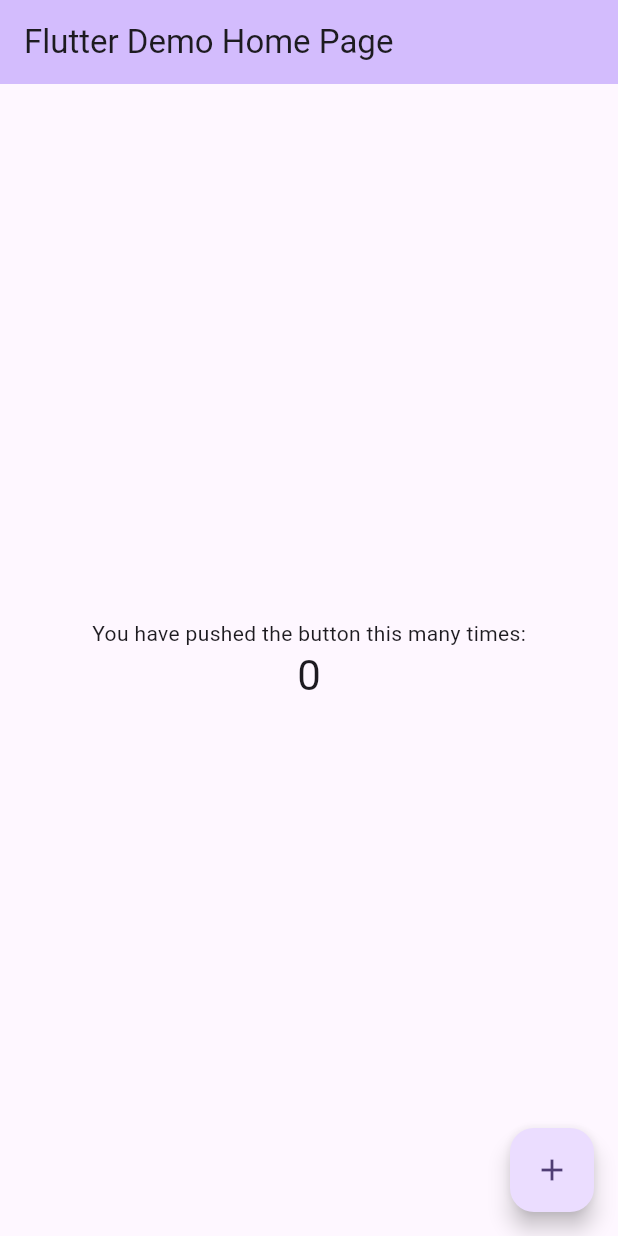
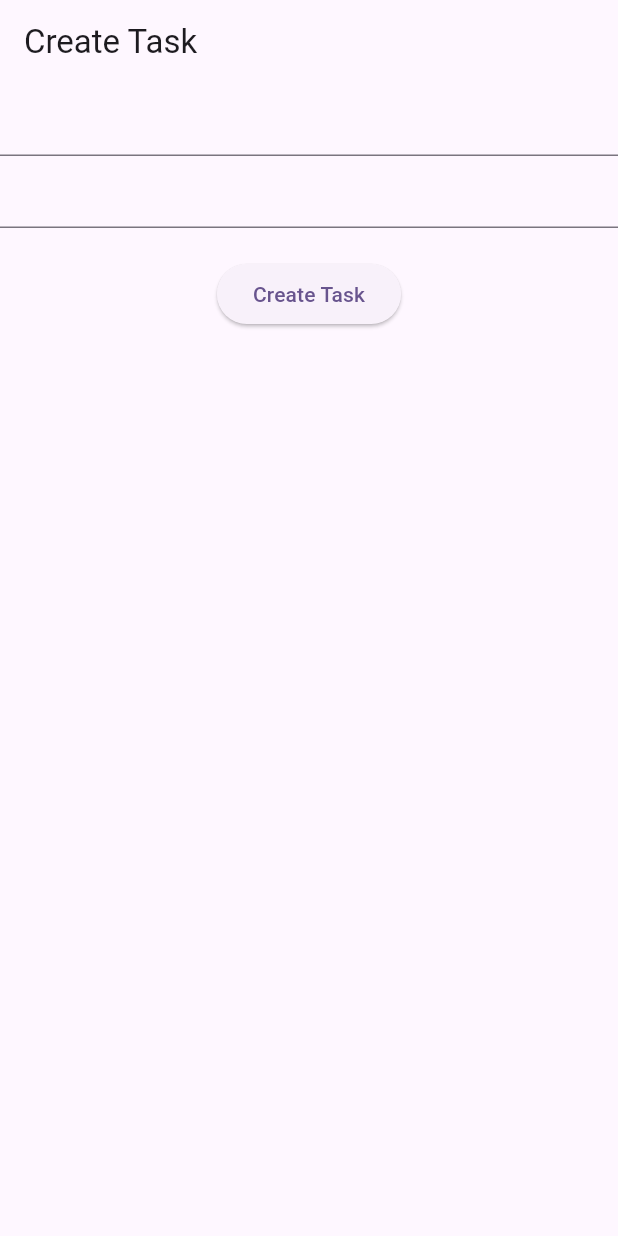
Before and after one commit to MuhammadAliKust/Flutter-B6-V2, a Flutter app: the screen it shows after launch, on a phone screen of 412 x 824 dp. Run offline on Flutter 3.47's test engine with Material 3 defaults, Android fonts, the phone set to English and light mode, and no system bars; our stand-ins replace cloud_firestore, firebase_core; accounts and stored records are empty.

Commit message:
Create Task Done

```diff
--- a/lib/main.dart
+++ b/lib/main.dart
@@ -1,6 +1,10 @@
+import 'package:firebase_core/firebase_core.dart';
 import 'package:flutter/material.dart';
+import 'package:flutter_b6_v2/views/create_task.dart';
 
-void main() {
+void main() async {
+  WidgetsFlutterBinding.ensureInitialized();
+  await Firebase.initializeApp();
   runApp(const MyApp());
 }
 
@@ -31,7 +35,7 @@ class MyApp extends StatelessWidget {
         colorScheme: ColorScheme.fromSeed(seedColor: Colors.deepPurple),
         useMaterial3: true,
       ),
-      home: const MyHomePage(title: 'Flutter Demo Home Page'),
+      home: CreateTaskView(),
     );
   }
 }
--- /dev/null
+++ b/lib/views/create_task.dart
@@ -0,0 +1,96 @@
+import 'package:flutter/material.dart';
+import 'package:flutter_b6_v2/models/task.dart';
+import 'package:flutter_b6_v2/services/task.dart';
+
+class CreateTaskView extends StatefulWidget {
+  CreateTaskView({super.key});
+
+  @override
+  State<CreateTaskView> createState() => _CreateTaskViewState();
+}
+
+class _CreateTaskViewState extends State<CreateTaskView> {
+  TextEditingController titleController = TextEditingController();
+
+  TextEditingController descriptionController = TextEditingController();
+
+  bool isLoading = false;
+
+  @override
+  Widget build(BuildContext context) {
+    return Scaffold(
+      appBar: AppBar(
+        title: Text("Create Task"),
+      ),
+      body: Column(
+        children: [
+          TextField(
+            controller: titleController,
+          ),
+          TextField(
+            controller: descriptionController,
+          ),
+          SizedBox(
+            height: 20,
+          ),
+          isLoading
+              ? Center(
+                  child: CircularProgressIndicator(),
+                )
+              : ElevatedButton(
+                  onPressed: () async {
+                    if (titleController.text.isEmpty) {
+                      ScaffoldMessenger.of(context).showSnackBar(
+                          SnackBar(content: Text("Title cannot be empty.")));
+                      return;
+                    }
+                    if (descriptionController.text.isEmpty) {
+                      ScaffoldMessenger.of(context).showSnackBar(SnackBar(
+                          content: Text("Description cannot be empty.")));
+                      return;
+                    }
+                    try {
+                      isLoading = true;
+                      setState(() {});
+                      await TaskServices()
+                          .createTask(TaskModel(
+                              title: titleController.text,
+                              description: descriptionController.text,
+                              isCompleted: false,
+                              image: "",
+                              createdAt: DateTime.now().millisecondsSinceEpoch))
+                          .then((val) {
+                        isLoading = false;
+                        setState(() {});
+                        showDialog(
+                            context: context,
+                            builder: (context) {
+                              return AlertDialog(
+                                title: Text("Message"),
+                                content:
+                                    Text("Task has been created successfully"),
+                                actions: [
+                                  TextButton(
+                                      onPressed: () {
+                                        titleController.clear();
+                                        descriptionController.clear();
+                                        Navigator.pop(context);
+                                      },
+                                      child: Text("Okay"))
+                                ],
+                              );
+                            });
+                      });
+                    } catch (e) {
+                      isLoading = false;
+                      setState(() {});
+                      ScaffoldMessenger.of(context)
+                          .showSnackBar(SnackBar(content: Text(e.toString())));
+                    }
+                  },
+                  child: Text("Create Task"))
+        ],
+      ),
+    );
+  }
+}
--- a/pubspec.yaml
+++ b/pubspec.yaml
@@ -36,6 +36,7 @@ dependencies:
   # Use with the CupertinoIcons class for iOS style icons.
   cupertino_icons: ^1.0.8
   cloud_firestore: ^5.6.0
+  firebase_core: ^3.9.0
 
 dev_dependencies:
   flutter_test:
```
Also changed, not shown: pubspec.lock, 3 other files.
